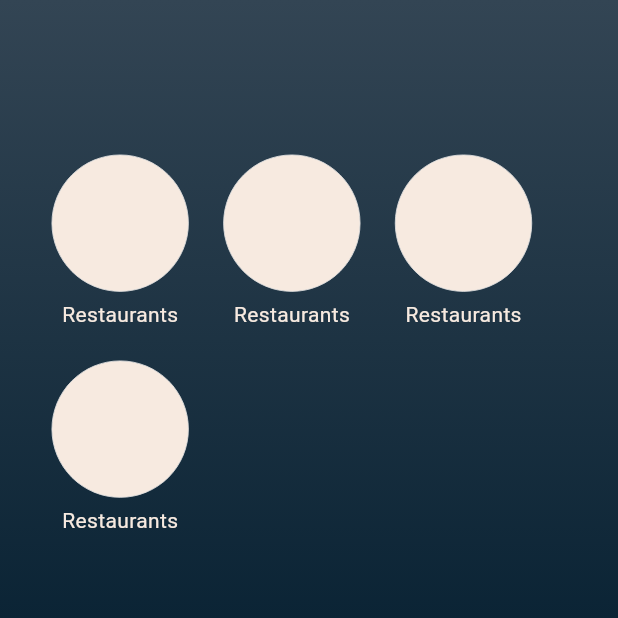
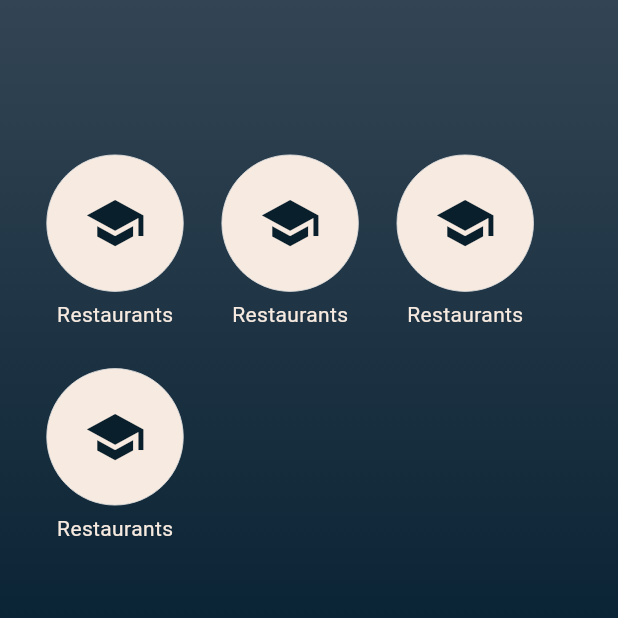
Before and after one commit to TheAbror/rating_app, a Flutter app: the screen it shows after launch, on a phone screen of 412 x 824 dp, the top half of it. Run offline on Flutter 3.47's test engine with Material 3 defaults, Android fonts, the phone set to English and light mode, and no system bars; our stand-ins replace bot_toast, chopper, equatable, flutter_bloc, flutter_screenutil, flutter_svg and 1 more; missing offline and left inert: flutter_dialogs.

Commit message:
added icons

```diff
--- a/lib/ui/home_page.dart
+++ b/lib/ui/home_page.dart
@@ -11,10 +11,7 @@ class HomePage extends StatelessWidget {
     return Scaffold(
       body: Container(
         width: double.infinity,
-        padding: EdgeInsets.symmetric(
-          horizontal: 10.w,
-          vertical: 50.h,
-        ),
+        padding: EdgeInsets.symmetric(vertical: 50.h),
         decoration: HomePageBackgroundColor(),
         child: Column(
           children: [
@@ -42,7 +39,7 @@ class HomePageBodyItem extends StatelessWidget {
   @override
   Widget build(BuildContext context) {
     return Container(
-      margin: EdgeInsets.only(right: 20.w, bottom: 20.h),
+      margin: EdgeInsets.only(right: 22.w, bottom: 25.h),
       child: Column(
         children: [
           Container(
@@ -55,8 +52,8 @@ class HomePageBodyItem extends StatelessWidget {
             ),
             child: Icon(
               Icons.school,
-              size: 30.sp,
-              color: AppColors.homeIcons,
+              size: 40.sp,
+              color: AppColors.bg3,
             ),
           ),
           SizedBox(height: 5.h),
```
Also changed, not shown: assets/icons/airplane.svg (added), assets/icons/car_master.svg (added), assets/icons/chair.svg (added), assets/icons/doctor.svg (added), assets/icons/dollar.svg (added), assets/icons/student.svg (added), assets/icons/twitter.svg (added), assets/icons/wifi.svg (added).
